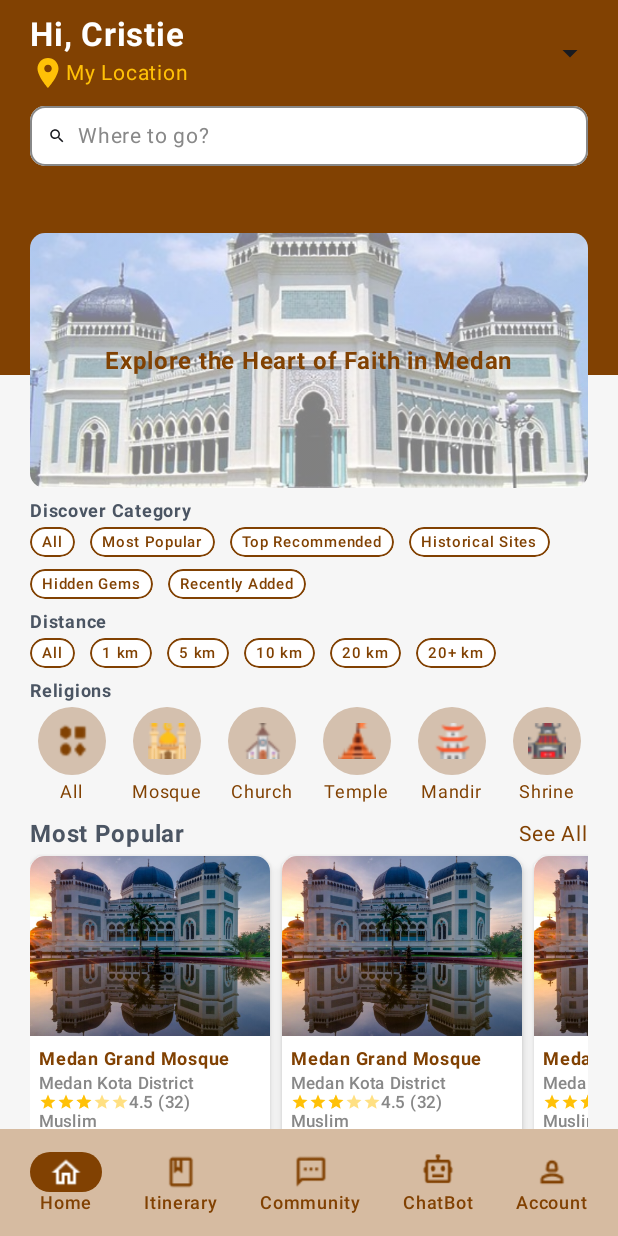
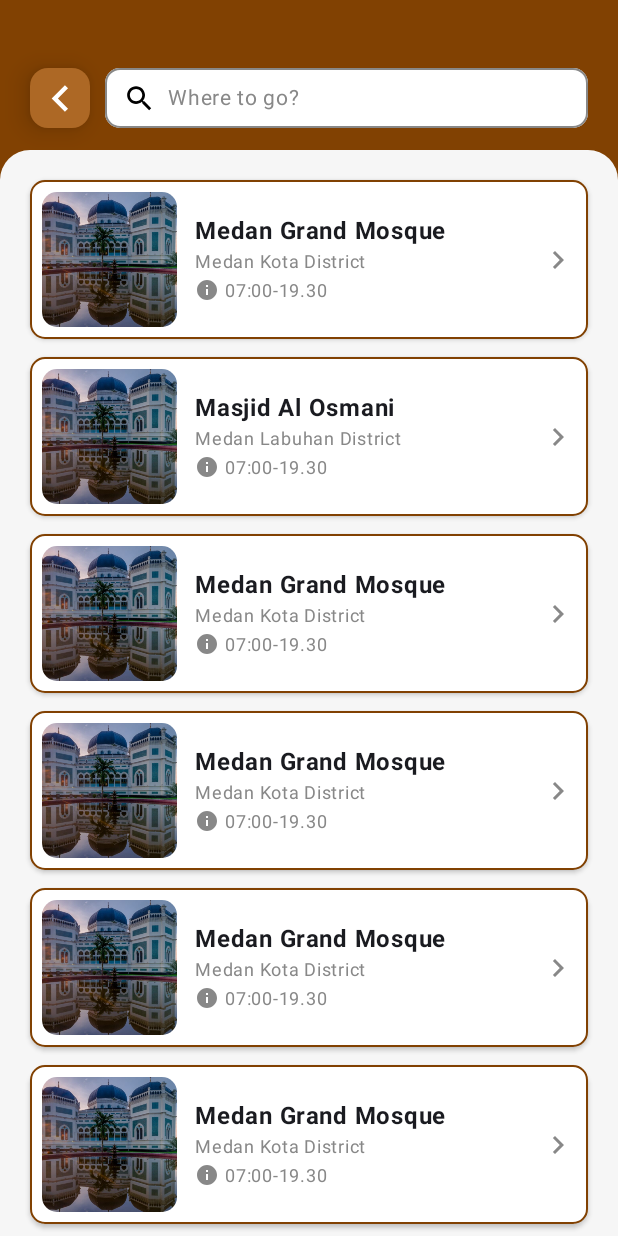
Before and after one commit to Limzen/Luminara-mobile, an Android app built with Jetpack Compose: the screen it shows after launch (MainActivity), on a phone screen of 412 x 824 dp. Run offline under Robolectric (Android 15) with nearby library versions, the light colour scheme and no system bars.

Commit message:
build search screen

```diff
--- a/app/src/main/java/com/example/luminara/MainActivity.kt
+++ b/app/src/main/java/com/example/luminara/MainActivity.kt
@@ -6,6 +6,7 @@ import androidx.activity.compose.setContent
 import androidx.activity.enableEdgeToEdge
 import com.example.luminara.ui.screens.itinerary.CreateItinerary
 import com.example.luminara.ui.screens.home.HomeScreen
+import com.example.luminara.ui.screens.home.SearchScreen
 import com.example.luminara.ui.screens.itinerary.FormItinerary
 import com.example.luminara.ui.screens.login.LoginScreen
 import com.example.luminara.ui.screens.signup.SignUpScreen
@@ -18,7 +19,7 @@ class MainActivity : ComponentActivity() {
         enableEdgeToEdge()
         setContent {
             LuminaraTheme {
-                HomeScreen()
+                SearchScreen()
             }
         }
     }
--- a/app/src/main/java/com/example/luminara/domain/model/ReligiousSite.kt
+++ b/app/src/main/java/com/example/luminara/domain/model/ReligiousSite.kt
@@ -1,4 +1,6 @@
 package com.example.luminara.domain.model
+
+import android.media.Image
 
 data class ReligiousSite(
     val id: Int,
@@ -6,4 +8,6 @@ data class ReligiousSite(
     val district: String,
     val rating: Float,
     val religion: String,
+    val image: Int,
+    val time: String
 )
--- /dev/null
+++ b/app/src/main/java/com/example/luminara/ui/components/Buttonback.kt
@@ -0,0 +1,58 @@
+package com.example.luminara.ui.components
+
+import androidx.compose.foundation.layout.PaddingValues
+import androidx.compose.foundation.layout.height
+import androidx.compose.foundation.layout.size
+import androidx.compose.foundation.layout.width
+import androidx.compose.foundation.shape.RoundedCornerShape
+import androidx.compose.material.icons.Icons
+import androidx.compose.material.icons.filled.KeyboardArrowLeft
+import androidx.compose.material3.Button
+import androidx.compose.material3.ButtonDefaults
+import androidx.compose.material3.Icon
+import androidx.compose.runtime.Composable
+import androidx.compose.ui.Modifier
+import androidx.compose.ui.graphics.Color
+import androidx.compose.ui.tooling.preview.Preview
+import androidx.compose.ui.unit.dp
+import com.example.luminara.ui.theme.BackbuttonArrow
+
+@Composable
+fun Buttonback(
+    onClick: () -> Unit,
+    modifier: Modifier = Modifier.Companion,
+
+    ) {
+    Button(
+        onClick = onClick,
+        modifier = Modifier.Companion
+            .width(40.dp)
+            .height(40.dp),
+        colors = ButtonDefaults.buttonColors(
+            containerColor = BackbuttonArrow,
+            contentColor = Color.Companion.White,
+        ),
+        elevation = ButtonDefaults.buttonElevation(
+            defaultElevation = 10.dp,
+            pressedElevation = 6.dp
+        ),
+        shape = RoundedCornerShape(12.dp),
+        contentPadding = PaddingValues(0.dp)
+    ) {
+        Icon(
+            Icons.Filled.KeyboardArrowLeft,
+            contentDescription = "ArrowLeft",
+            modifier = Modifier.Companion.size(35.dp)
+        )
+    }
+
+
+}
+
+
+@Preview
+@Composable
+private fun view() {
+    Buttonback(onClick = {})
+
+}
--- /dev/null
+++ b/app/src/main/java/com/example/luminara/ui/components/SearchResult.kt
@@ -0,0 +1,110 @@
+package com.example.luminara.ui.components
+
+import androidx.compose.foundation.Image
+import androidx.compose.foundation.background
+import androidx.compose.foundation.border
+import androidx.compose.foundation.layout.Box
+import androidx.compose.foundation.layout.Column
+import androidx.compose.foundation.layout.Row
+import androidx.compose.foundation.layout.Spacer
+import androidx.compose.foundation.layout.fillMaxSize
+import androidx.compose.foundation.layout.fillMaxWidth
+import androidx.compose.foundation.layout.height
+import androidx.compose.foundation.layout.padding
+import androidx.compose.foundation.layout.size
+import androidx.compose.foundation.layout.width
+import androidx.compose.foundation.shape.RoundedCornerShape
+import androidx.compose.material.icons.Icons
+import androidx.compose.material.icons.automirrored.filled.KeyboardArrowRight
+import androidx.compose.material.icons.filled.Info
+import androidx.compose.material.icons.filled.KeyboardArrowRight
+import androidx.compose.material3.Card
+import androidx.compose.material3.CardDefaults
+import androidx.compose.material3.Icon
+import androidx.compose.material3.MaterialTheme
+import androidx.compose.material3.Text
+import androidx.compose.runtime.Composable
+import androidx.compose.ui.Alignment
+import androidx.compose.ui.Modifier
+import androidx.compose.ui.draw.clip
+import androidx.compose.ui.graphics.Color
+import androidx.compose.ui.layout.ContentScale
+import androidx.compose.ui.res.painterResource
+import androidx.compose.ui.text.font.FontWeight
+import androidx.compose.ui.unit.dp
+import com.example.luminara.domain.model.ReligiousSite
+import com.example.luminara.ui.theme.MiniHeading
+import com.example.luminara.ui.theme.Primary
+
+
+@Composable
+fun SearchResult(
+    site: ReligiousSite
+) {
+    Card(
+        modifier = Modifier
+            .fillMaxWidth()
+            .border(
+                width = 1.dp,
+                color = Primary,
+                shape = RoundedCornerShape(10.dp)
+            ),
+        colors = CardDefaults.cardColors(containerColor = Color.White),
+        elevation = CardDefaults.cardElevation(defaultElevation = 2.dp)
+    ) {
+        Row(
+            modifier = Modifier
+                .padding(8.dp)
+                .fillMaxWidth(),
+            verticalAlignment = Alignment.CenterVertically
+        ) {
+            Image(
+                modifier = Modifier
+                    .size(90.dp)
+                    .clip(RoundedCornerShape(10.dp)),
+                painter = painterResource(id = site.image),
+                contentDescription = "Site Image",
+                contentScale = ContentScale.Crop
+            )
+            Spacer(Modifier.width(12.dp))
+            Column(
+                modifier = Modifier.weight(1f)
+            ) {
+                Text(
+                    text = site.name,
+                    style = MaterialTheme.typography.titleMedium.copy(fontWeight = FontWeight.Bold)
+                )
+                Spacer(Modifier.height(4.dp))
+                Text(
+                    text = site.district,
+                    style = MaterialTheme.typography.bodySmall,
+                    color = Color.Gray
+                )
+                Spacer(Modifier.height(4.dp))
+                Row(
+                    verticalAlignment = Alignment.CenterVertically
+                ) {
+                    Icon(
+                        imageVector = Icons.Default.Info,
+                        contentDescription = "Time",
+                        modifier = Modifier.size(16.dp),
+                        tint = Color.Gray
+                    )
+                    Spacer(Modifier.width(4.dp))
+                    Text(
+                        text = site.time,
+                        style = MaterialTheme.typography.bodySmall,
+                        color = Color.Gray
+                    )
+                }
+            }
+
+            Icon(
+                imageVector = Icons.AutoMirrored.Filled.KeyboardArrowRight,
+                contentDescription = "Arrow",
+                tint = Color.Gray,
+                modifier = Modifier.size(24.dp)
+            )
+        }
+    }
+}
--- /dev/null
+++ b/app/src/main/java/com/example/luminara/ui/components/SearchTextField.kt
@@ -0,0 +1,69 @@
+package com.example.luminara.ui.components
+
+import androidx.compose.foundation.background
+import androidx.compose.foundation.border
+import androidx.compose.foundation.layout.Row
+import androidx.compose.foundation.layout.fillMaxWidth
+import androidx.compose.foundation.layout.height
+import androidx.compose.foundation.layout.padding
+import androidx.compose.foundation.layout.size
+import androidx.compose.foundation.shape.RoundedCornerShape
+import androidx.compose.foundation.text.BasicTextField
+import androidx.compose.material.icons.Icons
+import androidx.compose.material.icons.filled.Search
+import androidx.compose.material3.Icon
+import androidx.compose.material3.MaterialTheme
+import androidx.compose.material3.Text
+import androidx.compose.runtime.Composable
+import androidx.compose.ui.Alignment
+import androidx.compose.ui.Modifier
+import androidx.compose.ui.draw.clip
+import androidx.compose.ui.graphics.Color
+import androidx.compose.ui.unit.dp
+import androidx.compose.ui.unit.sp
+import com.example.luminara.ui.theme.OnPrimary
+
+@Composable
+fun SearchTextField(
+    value: String,
+    onValueChange: (String) -> Unit,
+    placeholder: String
+) {
+    BasicTextField(
+        value = value,
+        onValueChange = onValueChange,
+        singleLine = true,
+        textStyle = MaterialTheme.typography.bodyMedium.copy(
+            color = Color.Black,
+            fontSize = 14.sp
+        ),
+        decorationBox = { innerTextField ->
+            Row(
+                modifier = Modifier
+                    .fillMaxWidth()
+                    .height(40.dp)
+                    .border(1.dp, Color.Gray, RoundedCornerShape(10.dp))
+                    .clip(RoundedCornerShape(10.dp))
+                    .background(OnPrimary)
+                    .padding(horizontal = 12.dp, vertical = 8.dp),
+                verticalAlignment = Alignment.CenterVertically
+            ) {
+                Icon(
+                    imageVector = Icons.Default.Search,
+                    contentDescription = "Search",
+                    modifier = Modifier
+                        .size(30.dp)
+                        .padding(end = 8.dp)
+                )
+                if(value.isEmpty()) {
+                    Text(
+                        text = placeholder,
+                        color = Color.Gray,
+                        fontSize = 14.sp
+                    )
+                }
+                innerTextField()
+            }
+        }
+    )
+}
--- a/app/src/main/java/com/example/luminara/ui/screens/home/HomeScreen.kt
+++ b/app/src/main/java/com/example/luminara/ui/screens/home/HomeScreen.kt
@@ -30,7 +30,10 @@ import androidx.compose.material3.Scaffold
 import androidx.compose.material3.Surface
 import androidx.compose.material3.Text
 import androidx.compose.runtime.Composable
+import androidx.compose.runtime.getValue
+import androidx.compose.runtime.mutableStateOf
 import androidx.compose.runtime.remember
+import androidx.compose.runtime.setValue
 import androidx.compose.ui.Alignment
 import androidx.compose.ui.Modifier
 import androidx.compose.ui.draw.clip
@@ -50,6 +53,7 @@ import com.example.luminara.ui.components.BottomBar
 import com.example.luminara.ui.components.HomeFilterChip
 import com.example.luminara.ui.components.HorizontalSitesCard
 import com.example.luminara.ui.components.ReligionTypeChip
+import com.example.luminara.ui.components.SearchTextField
 import com.example.luminara.ui.components.VerticalSitesCard
 import com.example.luminara.ui.theme.BackgroundColor
 import com.example.luminara.ui.theme.LightBrown
@@ -79,10 +83,10 @@ val religionTypes = listOf<ReligionType>(
 )
 
 val religiousSites = listOf<ReligiousSite>(
-    ReligiousSite(id = 1, name = "Medan Grand Mosque", district = "Medan Kota District", rating = 4.5f, religion = "Muslim"),
-    ReligiousSite(id = 2, name = "Masjid Al Osmani", district = "Medan Labuhan District", rating = 4f, religion = "Muslim"),
-    ReligiousSite(id = 3, name = "Medan Grand Mosque", district = "Medan Kota District", rating = 4.5f, religion = "Muslim"),
-    ReligiousSite(id = 4, name = "Medan Grand Mosque", district = "Medan Kota District", rating = 4.5f, religion = "Muslim"),
+    ReligiousSite(id = 1, name = "Medan Grand Mosque", district = "Medan Kota District", rating = 4.5f, religion = "Muslim", image = R.drawable.mosque1, time = "07:00-19.30"),
+    ReligiousSite(id = 2, name = "Masjid Al Osmani", district = "Medan Labuhan District", rating = 4f, religion = "Muslim",image = R.drawable.mosque1,time = "07:00-19.30"),
+    ReligiousSite(id = 3, name = "Medan Grand Mosque", district = "Medan Kota District", rating = 4.5f, religion = "Muslim",image = R.drawable.mosque1,time = "07:00-19.30"),
+    ReligiousSite(id = 4, name = "Medan Grand Mosque", district = "Medan Kota District", rating = 4.5f, religion = "Muslim",image = R.drawable.mosque1,time = "07:00-19.30"),
 )
 
 val bottomNavItems = listOf(
@@ -95,6 +99,8 @@ val bottomNavItems = listOf(
 
 @Composable
 fun HomeScreen() {
+    var searchQuery by remember { mutableStateOf("") }
+
     Scaffold(
         bottomBar = { BottomBar() }
     ) { paddingValues ->
@@ -106,7 +112,10 @@ fun HomeScreen() {
         )
         {
             item{
-                TopHeader()
+                TopHeader(
+                    searchQuery = searchQuery,
+                    onSearchQuery = {searchQuery = it}
+                )
             }
             item{
                 Spacer(modifier = Modifier.height(8.dp))
@@ -147,7 +156,10 @@ fun HomeScreen() {
 }
 
 @Composable
-private fun TopHeader() {
+private fun TopHeader(
+    searchQuery: String,
+    onSearchQuery: (String) -> Unit
+) {
     Box {
     Column(
         modifier = Modifier
@@ -181,50 +193,13 @@ private fun TopHeader() {
             Icon(Icons.Default.ArrowDropDown, contentDescription = "Lang")
         }
         Spacer(modifier = Modifier.height(10.dp))
-        BasicTextField(
-            value = "",
-            onValueChange = {},
-            singleLine = true,
-            textStyle = MaterialTheme.typography.bodyMedium.copy(
-                color = Color.Black,
-                fontSize = 14.sp
-            ),
-            decorationBox = { innerTextField ->
-                Row(
-                    modifier = Modifier
-                        .fillMaxWidth()
-                        .height(40.dp)
-                        .border(1.dp, Color.Gray, RoundedCornerShape(10.dp))
-                        .clip(RoundedCornerShape(10.dp))
-                        .background(OnPrimary)
-                        .padding(horizontal = 12.dp, vertical = 8.dp),
-                    verticalAlignment = Alignment.CenterVertically
-                ) {
-                    Icon(
-                        imageVector = Icons.Default.Search,
-                        contentDescription = "Search",
-                        modifier = Modifier
-                            .size(20.dp)
-                            .padding(end = 8.dp)
-                    )
-
-                        Text(
-                            text = "Where to go?",
-                            color = Color.Gray,
-                            fontSize = 14.sp
-                        )
-                    innerTextField()
-                }
-            }
-        )
-
-
+        SearchTextField(value = searchQuery, onValueChange = onSearchQuery, placeholder = "Where to go?")
     }
 
         Box(
             modifier = Modifier
                 .align(Alignment.TopCenter)
-                .padding(top = 155.dp, start = Dimensions.OuterPadding, end = Dimensions.OuterPadding)
+                .padding(top = 125.dp, start = Dimensions.OuterPadding, end = Dimensions.OuterPadding)
         ) {
             Image(
                 painter = painterResource(id = R.drawable.home_img),
--- /dev/null
+++ b/app/src/main/java/com/example/luminara/ui/screens/home/SearchScreen.kt
@@ -0,0 +1,95 @@
+package com.example.luminara.ui.screens.home
+
+import androidx.compose.foundation.background
+import androidx.compose.foundation.layout.Arrangement
+import androidx.compose.foundation.layout.Column
+import androidx.compose.foundation.layout.PaddingValues
+import androidx.compose.foundation.layout.Row
+import androidx.compose.foundation.layout.Spacer
+import androidx.compose.foundation.layout.fillMaxSize
+import androidx.compose.foundation.layout.fillMaxWidth
+import androidx.compose.foundation.layout.height
+import androidx.compose.foundation.layout.padding
+import androidx.compose.foundation.layout.width
+import androidx.compose.foundation.lazy.LazyColumn
+import androidx.compose.foundation.lazy.items
+import androidx.compose.foundation.shape.RoundedCornerShape
+import androidx.compose.material3.MaterialTheme
+import androidx.compose.material3.Surface
+import androidx.compose.material3.Text
+import androidx.compose.runtime.Composable
+import androidx.compose.runtime.getValue
+import androidx.compose.runtime.mutableStateOf
+import androidx.compose.runtime.remember
+import androidx.compose.runtime.setValue
+import androidx.compose.ui.Modifier
+import androidx.compose.ui.graphics.Color
+import androidx.compose.ui.unit.dp
+import com.example.luminara.R
+import com.example.luminara.domain.model.ReligiousSite
+import com.example.luminara.ui.components.Buttonback
+import com.example.luminara.ui.components.SearchResult
+import com.example.luminara.ui.components.SearchTextField
+import com.example.luminara.ui.theme.BackgroundColor
+import com.example.luminara.ui.theme.Primary
+import com.example.luminara.utils.Dimensions
+
+@Composable
+fun SearchScreen() {
+    val religiousSites = listOf<ReligiousSite>(
+        ReligiousSite(id = 1, name = "Medan Grand Mosque", district = "Medan Kota District", rating = 4.5f, religion = "Muslim", image = R.drawable.mosque1, time = "07:00-19.30"),
+        ReligiousSite(id = 2, name = "Masjid Al Osmani", district = "Medan Labuhan District", rating = 4f, religion = "Muslim",image = R.drawable.mosque1,time = "07:00-19.30"),
+        ReligiousSite(id = 3, name = "Medan Grand Mosque", district = "Medan Kota District", rating = 4.5f, religion = "Muslim",image = R.drawable.mosque1,time = "07:00-19.30"),
+        ReligiousSite(id = 4, name = "Medan Grand Mosque", district = "Medan Kota District", rating = 4.5f, religion = "Muslim",image = R.drawable.mosque1,time = "07:00-19.30"),
+        ReligiousSite(id = 4, name = "Medan Grand Mosque", district = "Medan Kota District", rating = 4.5f, religion = "Muslim",image = R.drawable.mosque1,time = "07:00-19.30"),
+        ReligiousSite(id = 4, name = "Medan Grand Mosque", district = "Medan Kota District", rating = 4.5f, religion = "Muslim",image = R.drawable.mosque1,time = "07:00-19.30"),
+        ReligiousSite(id = 4, name = "Medan Grand Mosque", district = "Medan Kota District", rating = 4.5f, religion = "Muslim",image = R.drawable.mosque1,time = "07:00-19.30"),
+        ReligiousSite(id = 4, name = "Medan Grand Mosque", district = "Medan Kota District", rating = 4.5f, religion = "Muslim",image = R.drawable.mosque1,time = "07:00-19.30"),
+        ReligiousSite(id = 4, name = "Medan Grand Mosque", district = "Medan Kota District", rating = 4.5f, religion = "Muslim",image = R.drawable.mosque1,time = "07:00-19.30"),
+    )
+
+    var searchQuery by remember { mutableStateOf("") }
+
+//    LaunchedEffect(searchQuery) {
+//        snapshotFlow { searchQuery }
+//            .debounce(300)
+//            .distinctUntilChanged()
+//            .collect { query ->
+//                if (query.length >= 3) {
+//                    //execute search
+//                }
+//            }
+//    }
+    Column(
+        modifier = Modifier.fillMaxSize()
+            .background(color = Primary)
+    ) {
+        Row(
+            modifier = Modifier.fillMaxWidth()
+                .height(100.dp)
+                .background(color = Primary)
+                .padding(start = Dimensions.OuterPadding, end = Dimensions.OuterPadding, top = 45.dp)
+        ) {
+            Buttonback(onClick = {})
+            Spacer(Modifier.width(10.dp))
+            SearchTextField(value = searchQuery, onValueChange = { searchQuery = it}, placeholder = "Where to go?")
+        }
+        Surface(
+            modifier = Modifier
+                .fillMaxSize(),
+            shape = RoundedCornerShape(topStart = 20.dp, topEnd = 20.dp),
+            color = BackgroundColor
+        ) {
+            LazyColumn(
+                modifier = Modifier.weight(1f),
+                verticalArrangement = Arrangement.spacedBy(12.dp),
+                contentPadding = PaddingValues(Dimensions.OuterPadding)
+            ) {
+                items(items = religiousSites) {site ->
+                    SearchResult(site = site)
+                }
+            }
+        }
+
+    }
+}
--- a/app/src/main/java/com/example/luminara/ui/theme/Color.kt
+++ b/app/src/main/java/com/example/luminara/ui/theme/Color.kt
@@ -26,5 +26,4 @@ val ListItinerary = Color(0xFFD9D9D9)
 val LightBrown = Color(0xFFD6BBA1)
 val YellowText = Color(0XFFFFC107)
 
-val ListItinerary = Color(0xFFD9D9D9)
 val BackbuttonArrow = Color(0xFFAD6825)
```
